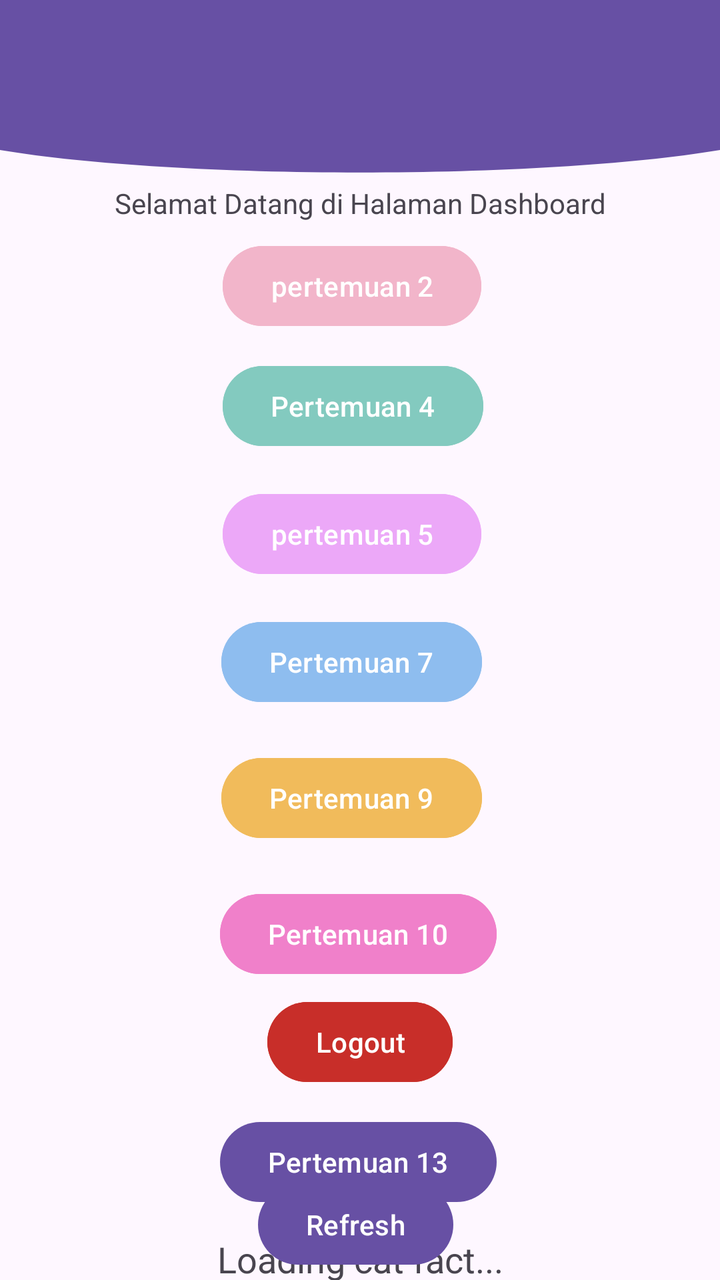
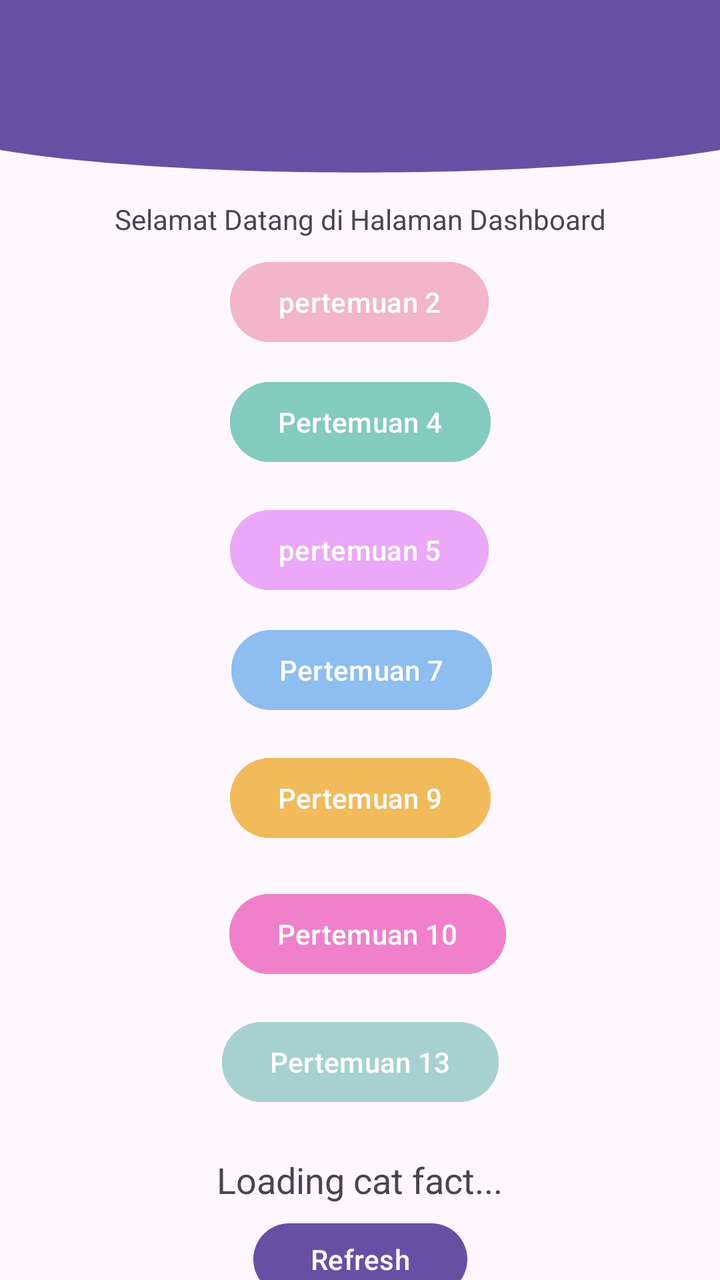

Compare the two renders of this Android layout. The source of the first and the diff that turns it into the second are given below.
<!-- AndroidManifest.xml: application theme Theme.NaylaApps -->
<!-- res/layout/fragment_home.xml -->
<?xml version="1.0" encoding="utf-8"?>
<androidx.constraintlayout.widget.ConstraintLayout xmlns:android="http://schemas.android.com/apk/res/android"
    xmlns:tools="http://schemas.android.com/tools"
    android:layout_width="match_parent"
    android:layout_height="match_parent"
    xmlns:app="http://schemas.android.com/apk/res-auto"
    tools:context=".Home.HomeFragment">

    <View
        android:id="@+id/background_header"
        android:layout_width="0dp"
        android:layout_height="100dp"
        android:background="@drawable/bg_header_wave"
        app:layout_constraintStart_toStartOf="parent"
        app:layout_constraintEnd_toEndOf="parent"
        app:layout_constraintTop_toTopOf="parent"/>


    <androidx.appcompat.widget.Toolbar
        android:id="@+id/toolbar"
        android:layout_width="410dp"
        android:layout_height="54dp"
        android:layout_marginTop="4dp"
        android:background="?attr/colorPrimary"
        app:layout_constraintEnd_toEndOf="parent"
        app:layout_constraintHorizontal_bias="1.0"
        app:layout_constraintStart_toStartOf="parent"
        app:layout_constraintTop_toTopOf="parent"
        app:layout_scrollFlags="scroll|enterAlways"
        app:titleTextColor="@android:color/white" />

    <Button
        android:id="@+id/btnMain"
        android:layout_width="wrap_content"
        android:layout_height="wrap_content"
        android:layout_marginTop="12dp"
        android:backgroundTint="#83CABF"
        android:text="Pertemuan 4"
        app:layout_constraintEnd_toEndOf="parent"
        app:layout_constraintHorizontal_bias="0.485"
        app:layout_constraintStart_toStartOf="parent"
        app:layout_constraintTop_toBottomOf="@+id/btnToSecond" />

    <androidx.constraintlayout.widget.Group
        android:layout_width="wrap_content"
        android:layout_height="wrap_content"/>


    <Button
        android:id="@+id/btnToSecond"
        android:layout_width="wrap_content"
        android:layout_height="wrap_content"
        android:layout_marginTop="8dp"
        android:backgroundTint="#F2B5CA"
        android:text="pertemuan 2"
        app:layout_constraintEnd_toEndOf="parent"
        app:layout_constraintHorizontal_bias="0.483"
        app:layout_constraintStart_toStartOf="parent"
        app:layout_constraintTop_toBottomOf="@+id/textView3" />

    <Button
        android:id="@+id/btnToFifth"
        android:layout_width="wrap_content"
        android:layout_height="wrap_content"
        android:layout_marginTop="16dp"
        android:backgroundTint="#ECA8F8"
        android:text="pertemuan 5"
        app:layout_anchor="@+id/btnMain"
        app:layout_anchorGravity="end|bottom"
        app:layout_constraintEnd_toEndOf="parent"
        app:layout_constraintHorizontal_bias="0.483"
        app:layout_constraintStart_toStartOf="parent"
        app:layout_constraintTop_toBottomOf="@+id/btnMain" />

    <Button
        android:id="@+id/btnLogout"
        android:layout_width="wrap_content"
        android:layout_height="wrap_content"
        android:backgroundTint="#C82E29"
        android:text="Logout"

        app:layout_constraintBottom_toBottomOf="parent"
        app:layout_constraintEnd_toEndOf="parent"
        app:layout_constraintStart_toStartOf="parent"
        app:layout_constraintTop_toBottomOf="@+id/btnToTenth"
        app:layout_constraintVertical_bias="0.058" />

    <TextView
        android:id="@+id/tvCatFact"
        android:layout_width="279dp"
        android:layout_height="33dp"
        android:layout_marginTop="8dp"
        android:gravity="center"
        android:text="Loading cat fact..."
        android:textAlignment="center"
        android:textSize="18sp"
        app:layout_constraintEnd_toEndOf="parent"
        app:layout_constraintStart_toStartOf="parent"
        app:layout_constraintTop_toBottomOf="@+id/btnToThirteen" />

    <Button
        android:id="@+id/btnRefresh"
        android:layout_width="wrap_content"
        android:layout_height="wrap_content"
        android:layout_marginTop="36dp"
        android:text="Refresh"
        app:layout_constraintBottom_toBottomOf="parent"
        app:layout_constraintEnd_toEndOf="parent"
        app:layout_constraintHorizontal_bias="0.492"
        app:layout_constraintStart_toStartOf="parent"
        app:layout_constraintTop_toBottomOf="@+id/btnLogout"
        app:layout_constraintVertical_bias="0.677" />

    <Button
        android:id="@+id/btnToSeventh"
        android:layout_width="wrap_content"
        android:layout_height="wrap_content"
        android:layout_marginTop="16dp"
        android:backgroundTint="#8EBDEF"
        android:text="Pertemuan 7"
        app:layout_constraintEnd_toEndOf="parent"
        app:layout_constraintHorizontal_bias="0.482"
        app:layout_constraintStart_toStartOf="parent"
        app:layout_constraintTop_toBottomOf="@+id/btnToFifth" />

    <TextView
        android:id="@+id/textView3"
        android:layout_width="wrap_content"
        android:layout_height="wrap_content"
        android:layout_marginTop="92dp"
        android:text="Selamat Datang di Halaman Dashboard"
        app:layout_constraintEnd_toEndOf="parent"
        app:layout_constraintStart_toStartOf="parent"
        app:layout_constraintTop_toTopOf="parent" />

    <Button
        android:id="@+id/btnToNinth"
        android:layout_width="wrap_content"
        android:layout_height="wrap_content"
        android:layout_marginTop="20dp"
        android:backgroundTint="#f1bb5b"
        android:text="Pertemuan 9"
        app:layout_constraintEnd_toEndOf="parent"
        app:layout_constraintHorizontal_bias="0.482"
        app:layout_constraintStart_toStartOf="parent"
        app:layout_constraintTop_toBottomOf="@+id/btnToSeventh" />

    <Button
        android:id="@+id/btnToTenth"
        android:layout_width="wrap_content"
        android:layout_height="wrap_content"
        android:layout_marginTop="20dp"
        android:backgroundTint="#f080ca"
        android:text="Pertemuan 10"
        app:layout_constraintEnd_toEndOf="parent"
        app:layout_constraintHorizontal_bias="0.496"
        app:layout_constraintStart_toStartOf="parent"
        app:layout_constraintTop_toBottomOf="@+id/btnToNinth" />

    <Button
        android:id="@+id/btnToThirteen"
        android:layout_width="wrap_content"
        android:layout_height="wrap_content"
        android:layout_marginTop="12dp"
        android:text="Pertemuan 13"
        app:layout_constraintEnd_toEndOf="parent"
        app:layout_constraintHorizontal_bias="0.496"
        app:layout_constraintStart_toStartOf="parent"
        app:layout_constraintTop_toBottomOf="@+id/btnLogout" />

</androidx.constraintlayout.widget.ConstraintLayout>
<!-- resources referenced by this layout -->
<resources>
  <!-- drawable bg_header_wave (drawable) -->
  <vector xmlns:android="http://schemas.android.com/apk/res/android"
      android:width="100dp"
      android:height="100dp"
      android:viewportWidth="100"
      android:viewportHeight="100">
  
      
      <path
          android:fillColor="?attr/colorPrimary"
          android:pathData="
              M0,0
              L100,0
              L100,40
              C 75,55
                25,20
                0,40
              Z" />
  
      <path
          android:fillColor="?attr/colorPrimary"
          android:pathData="
              M0,0
              L100,0
              L100,75
              C 75,90
                25,90
                0,75
              Z" />
  </vector>
  <style name="Theme.NaylaApps" parent="Base.Theme.NaylaApps" />
  <style name="Base.Theme.NaylaApps" parent="Theme.Material3.DayNight.NoActionBar">
          
          
      </style>
</resources>

<!-- the commit's change to res/layout/fragment_home.xml (unified diff, before → after) -->
@@ -37,7 +37,6 @@
         android:backgroundTint="#83CABF"
         android:text="Pertemuan 4"
         app:layout_constraintEnd_toEndOf="parent"
-        app:layout_constraintHorizontal_bias="0.485"
         app:layout_constraintStart_toStartOf="parent"
         app:layout_constraintTop_toBottomOf="@+id/btnToSecond" />
 
@@ -45,6 +44,58 @@
         android:layout_width="wrap_content"
         android:layout_height="wrap_content"/>
 
+
+    
+
+
+<![CDATA[
+        app:layout_constraintVertical_bias="0.058" />
+
+
+
+
+
+
+
+
+
+
+
+
+
+
+
+
+
+
+
+
+
+
+
+
+
+
+
+
+
+
+
+
+
+
+
+
+
+
+
+
+
+
+
+
+
+    ]]>
 
     <Button
         android:id="@+id/btnToSecond"
@@ -54,7 +105,7 @@
         android:backgroundTint="#F2B5CA"
         android:text="pertemuan 2"
         app:layout_constraintEnd_toEndOf="parent"
-        app:layout_constraintHorizontal_bias="0.483"
+        app:layout_constraintHorizontal_bias="0.498"
         app:layout_constraintStart_toStartOf="parent"
         app:layout_constraintTop_toBottomOf="@+id/textView3" />
 
@@ -68,7 +119,7 @@
         app:layout_anchor="@+id/btnMain"
         app:layout_anchorGravity="end|bottom"
         app:layout_constraintEnd_toEndOf="parent"
-        app:layout_constraintHorizontal_bias="0.483"
+        app:layout_constraintHorizontal_bias="0.498"
         app:layout_constraintStart_toStartOf="parent"
         app:layout_constraintTop_toBottomOf="@+id/btnMain" />
 
@@ -76,50 +127,47 @@
         android:id="@+id/btnLogout"
         android:layout_width="wrap_content"
         android:layout_height="wrap_content"
+        android:layout_marginTop="4dp"
         android:backgroundTint="#C82E29"
         android:text="Logout"
-
-        app:layout_constraintBottom_toBottomOf="parent"
-        app:layout_constraintEnd_toEndOf="parent"
-        app:layout_constraintStart_toStartOf="parent"
-        app:layout_constraintTop_toBottomOf="@+id/btnToTenth"
-        app:layout_constraintVertical_bias="0.058" />
+        app:layout_constraintEnd_toEndOf="parent"
+        app:layout_constraintStart_toStartOf="parent"
+        app:layout_constraintTop_toBottomOf="@+id/btnRefresh" />
 
     <TextView
         android:id="@+id/tvCatFact"
-        android:layout_width="279dp"
-        android:layout_height="33dp"
-        android:layout_marginTop="8dp"
+        android:layout_width="242dp"
+        android:layout_height="38dp"
+        android:layout_marginTop="16dp"
         android:gravity="center"
         android:text="Loading cat fact..."
         android:textAlignment="center"
         android:textSize="18sp"
         app:layout_constraintEnd_toEndOf="parent"
+        app:layout_constraintHorizontal_bias="0.497"
         app:layout_constraintStart_toStartOf="parent"
         app:layout_constraintTop_toBottomOf="@+id/btnToThirteen" />
 
     <Button
         android:id="@+id/btnRefresh"
-        android:layout_width="wrap_content"
-        android:layout_height="wrap_content"
-        android:layout_marginTop="36dp"
+        android:layout_width="107dp"
+        android:layout_height="44dp"
         android:text="Refresh"
         app:layout_constraintBottom_toBottomOf="parent"
         app:layout_constraintEnd_toEndOf="parent"
-        app:layout_constraintHorizontal_bias="0.492"
-        app:layout_constraintStart_toStartOf="parent"
-        app:layout_constraintTop_toBottomOf="@+id/btnLogout"
-        app:layout_constraintVertical_bias="0.677" />
+        app:layout_constraintStart_toStartOf="parent"
+        app:layout_constraintTop_toBottomOf="@+id/tvCatFact"
+        app:layout_constraintVertical_bias="0.116" />
 
     <Button
         android:id="@+id/btnToSeventh"
         android:layout_width="wrap_content"
         android:layout_height="wrap_content"
-        android:layout_marginTop="16dp"
+        android:layout_marginTop="12dp"
         android:backgroundTint="#8EBDEF"
         android:text="Pertemuan 7"
         app:layout_constraintEnd_toEndOf="parent"
-        app:layout_constraintHorizontal_bias="0.482"
+        app:layout_constraintHorizontal_bias="0.503"
         app:layout_constraintStart_toStartOf="parent"
         app:layout_constraintTop_toBottomOf="@+id/btnToFifth" />
 
@@ -127,7 +175,7 @@
         android:id="@+id/textView3"
         android:layout_width="wrap_content"
         android:layout_height="wrap_content"
-        android:layout_marginTop="92dp"
+        android:layout_marginTop="100dp"
         android:text="Selamat Datang di Halaman Dashboard"
         app:layout_constraintEnd_toEndOf="parent"
         app:layout_constraintStart_toStartOf="parent"
@@ -137,11 +185,10 @@
         android:id="@+id/btnToNinth"
         android:layout_width="wrap_content"
         android:layout_height="wrap_content"
-        android:layout_marginTop="20dp"
+        android:layout_marginTop="16dp"
         android:backgroundTint="#f1bb5b"
         android:text="Pertemuan 9"
         app:layout_constraintEnd_toEndOf="parent"
-        app:layout_constraintHorizontal_bias="0.482"
         app:layout_constraintStart_toStartOf="parent"
         app:layout_constraintTop_toBottomOf="@+id/btnToSeventh" />
 
@@ -153,7 +200,7 @@
         android:backgroundTint="#f080ca"
         android:text="Pertemuan 10"
         app:layout_constraintEnd_toEndOf="parent"
-        app:layout_constraintHorizontal_bias="0.496"
+        app:layout_constraintHorizontal_bias="0.518"
         app:layout_constraintStart_toStartOf="parent"
         app:layout_constraintTop_toBottomOf="@+id/btnToNinth" />
 
@@ -161,11 +208,11 @@
         android:id="@+id/btnToThirteen"
         android:layout_width="wrap_content"
         android:layout_height="wrap_content"
-        android:layout_marginTop="12dp"
+        android:layout_marginTop="16dp"
+        android:backgroundTint="#a7d1d1"
         android:text="Pertemuan 13"
         app:layout_constraintEnd_toEndOf="parent"
-        app:layout_constraintHorizontal_bias="0.496"
-        app:layout_constraintStart_toStartOf="parent"
-        app:layout_constraintTop_toBottomOf="@+id/btnLogout" />
+        app:layout_constraintStart_toStartOf="parent"
+        app:layout_constraintTop_toBottomOf="@+id/btnToTenth" />
 
 </androidx.constraintlayout.widget.ConstraintLayout>
